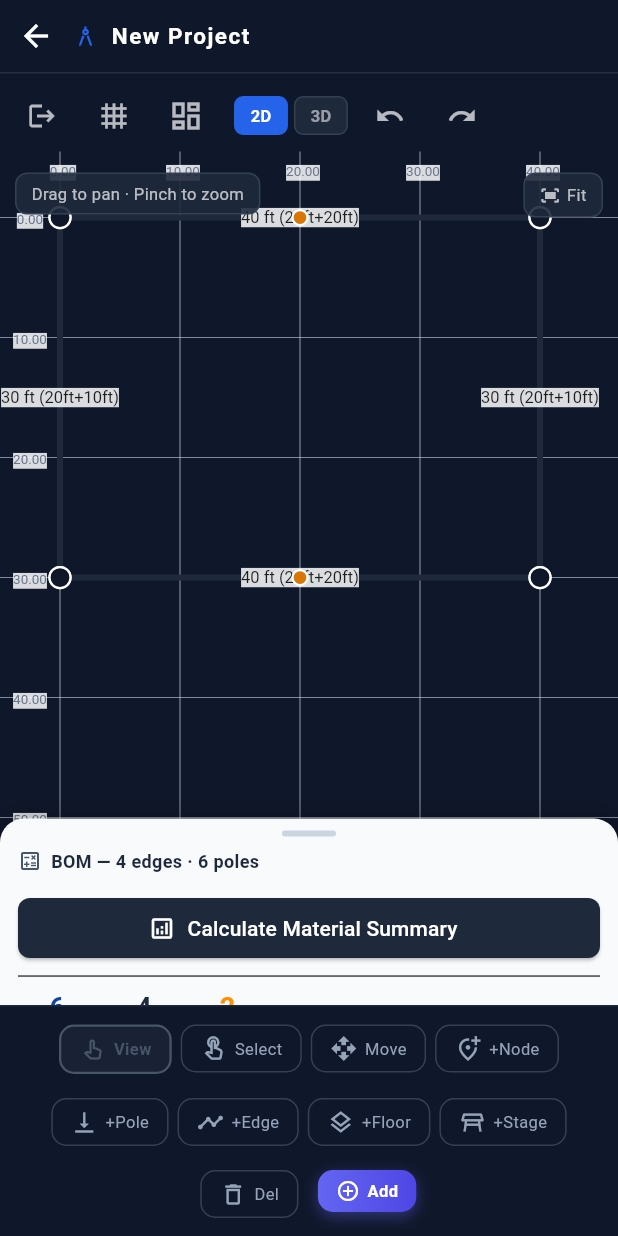
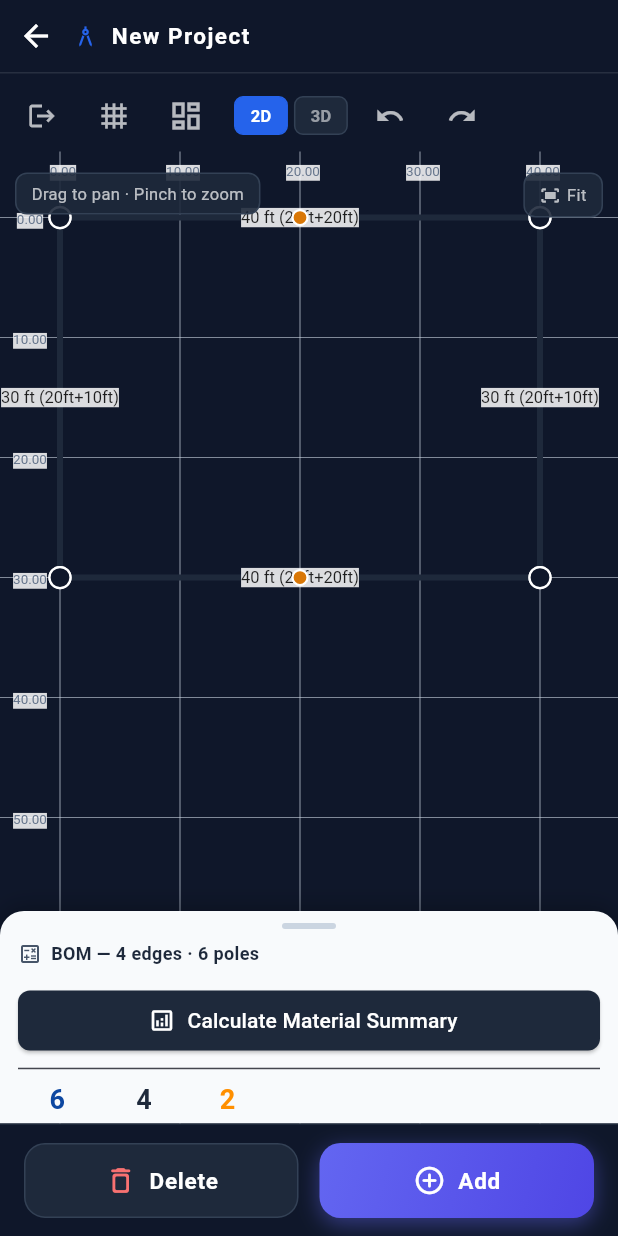
Before and after one commit to Kran19/mandap, a Flutter app: the MandapEditorScreen screen opened by its route, on a phone screen of 412 x 824 dp. Run offline on Flutter 3.47's test engine with Material 3 defaults, Android fonts, the phone set to English and light mode, and no system bars; our stand-ins replace flutter_secure_storage, go_router, google_fonts, shared_preferences; accounts and stored records are empty.

Commit message:
feat: simplify editor bottom bar to only Delete and Add buttons

```diff
--- a/application/lib/features/mandap/presentation/widgets/editor_mode_bar.dart
+++ b/application/lib/features/mandap/presentation/widgets/editor_mode_bar.dart
@@ -1,21 +1,14 @@
 import 'package:flutter/material.dart';
 import 'package:go_router/go_router.dart';
 import '../../application/editor_mode.dart';
+import '../../domain/entities/mandap_node.dart';
 
-import '../../domain/entities/mandap_node.dart';
-import 'package:flutter/gestures.dart';
-
-/// Bottom toolbar showing the active [EditorMode] and allowing mode switching.
-///
-/// Designed for Android-phone widths (360–412 dp). Uses icon+label buttons
-/// in a horizontal scroll so text is never truncated.
+/// Bottom toolbar showing only the [Delete] mode toggle and [Add Component] button.
 class EditorModeBar extends StatelessWidget {
   final EditorMode currentMode;
   final NodeType pendingNodeType;
   final ValueChanged<EditorMode> onModeChanged;
   final ValueChanged<NodeType>? onNodeTypeChanged;
-  /// If set, the bar shows an 'Add Component' button that navigates to
-  /// /component-wizard?projectId=[projectId].
   final String? projectId;
 
   const EditorModeBar({
@@ -27,183 +20,142 @@ class EditorModeBar extends StatelessWidget {
     this.projectId,
   });
 
-  static const _modes = [
-    EditorMode.view,
-    EditorMode.select,
-    EditorMode.move,
-    EditorMode.addNode,
-    EditorMode.addPole,
-    EditorMode.addEdge,
-    EditorMode.addFlooring,
-    EditorMode.addStage,
-    EditorMode.delete,
-  ];
-
-  static const _icons = {
-    EditorMode.view: Icons.pan_tool_alt_outlined,
-    EditorMode.select: Icons.touch_app_outlined,
-    EditorMode.move: Icons.open_with,
-    EditorMode.addNode: Icons.add_location_alt_outlined,
-    EditorMode.addPole: Icons.vertical_align_bottom,
-    EditorMode.addEdge: Icons.timeline,
-    EditorMode.addFlooring: Icons.layers_outlined,
-    EditorMode.addStage: Icons.table_restaurant_outlined,
-    EditorMode.delete: Icons.delete_outline,
-  };
-
-  static const _colors = {
-    EditorMode.view: Color(0xFF475569),
-    EditorMode.select: Color(0xFF2563EB),
-    EditorMode.move: Color(0xFF7C3AED),
-    EditorMode.addNode: Color(0xFF16A34A),
-    EditorMode.addPole: Color(0xFF10B981),
-    EditorMode.addEdge: Color(0xFF0891B2),
-    EditorMode.addFlooring: Color(0xFFD97706),
-    EditorMode.addStage: Color(0xFFEA580C),
-    EditorMode.delete: Color(0xFFDC2626),
-  };
-
   @override
   Widget build(BuildContext context) {
+    final isDelete = currentMode == EditorMode.delete;
+
     return Container(
       width: double.infinity,
       decoration: const BoxDecoration(
         color: Color(0xFF0F172A),
         border: Border(top: BorderSide(color: Color(0xFF1E293B), width: 1)),
       ),
-      padding: const EdgeInsets.symmetric(horizontal: 4, vertical: 4),
-      child: Wrap(
-        alignment: WrapAlignment.center,
-        spacing: 0,
-        runSpacing: 0,
+      padding: const EdgeInsets.symmetric(horizontal: 16, vertical: 12),
+      child: SafeArea(
+        top: false,
+        child: Row(
           children: [
-            ..._modes.map(
-              (mode) => _ModeButton(
-                mode: mode,
-                isActive: mode == currentMode,
-                icon: _icons[mode]!,
-                activeColor: _colors[mode]!,
+            // Delete Mode Button
+            Expanded(
+              child: Material(
+                color: Colors.transparent,
+                child: InkWell(
                   onTap: () {
-                  if (mode == currentMode && mode != EditorMode.view) {
-                    onModeChanged(EditorMode.view);
+                    if (isDelete) {
+                      onModeChanged(EditorMode.select);
                     } else {
-                    onModeChanged(mode);
+                      onModeChanged(EditorMode.delete);
                     }
                   },
+                  borderRadius: BorderRadius.circular(14),
+                  child: AnimatedContainer(
+                    duration: const Duration(milliseconds: 200),
+                    height: 50,
+                    decoration: BoxDecoration(
+                      color: isDelete
+                          ? const Color(0xFFDC2626).withValues(alpha: 0.22)
+                          : const Color(0xFF1E293B),
+                      borderRadius: BorderRadius.circular(14),
+                      border: Border.all(
+                        color: isDelete
+                            ? const Color(0xFFEF4444)
+                            : const Color(0xFF334155),
+                        width: isDelete ? 1.8 : 1.0,
                       ),
+                      boxShadow: isDelete
+                          ? [
+                              BoxShadow(
+                                color:
+                                    const Color(0xFFDC2626).withValues(alpha: 0.35),
+                                blurRadius: 10,
+                                offset: const Offset(0, 3),
                               ),
-            if (currentMode == EditorMode.addNode && onNodeTypeChanged != null) ...[
+                            ]
+                          : null,
+                    ),
+                    child: Row(
+                      mainAxisAlignment: MainAxisAlignment.center,
+                      children: [
+                        Icon(
+                          isDelete
+                              ? Icons.delete_forever_rounded
+                              : Icons.delete_outline_rounded,
+                          color: isDelete
+                              ? const Color(0xFFEF4444)
+                              : const Color(0xFFF87171),
+                          size: 22,
+                        ),
                         const SizedBox(width: 8),
-              Container(
-                height: 32,
-                padding: const EdgeInsets.symmetric(horizontal: 8),
-                decoration: BoxDecoration(
-                  color: const Color(0xFF1E293B),
-                  borderRadius: BorderRadius.circular(8),
-                ),
-                child: DropdownButton<NodeType>(
-                  value: pendingNodeType,
-                  dropdownColor: const Color(0xFF1E293B),
-                  underline: const SizedBox(),
-                  icon: const Icon(Icons.arrow_drop_down, color: Colors.white70),
-                  items: const [
-                    DropdownMenuItem(value: NodeType.corner, child: Text('Truss Node', style: TextStyle(color: Colors.white, fontSize: 11))),
-                    DropdownMenuItem(value: NodeType.pole, child: Text('User Pole', style: TextStyle(color: Colors.white, fontSize: 11))),
-                    DropdownMenuItem(value: NodeType.stage, child: Text('Stage', style: TextStyle(color: Colors.white, fontSize: 11))),
-                    DropdownMenuItem(value: NodeType.carpet, child: Text('Carpet', style: TextStyle(color: Colors.white, fontSize: 11))),
-                  ],
-                  onChanged: (v) {
-                    if (v != null) onNodeTypeChanged!(v);
-                  },
+                        Text(
+                          isDelete ? 'Delete (Active)' : 'Delete',
+                          style: TextStyle(
+                            color: isDelete
+                                ? const Color(0xFFEF4444)
+                                : Colors.white,
+                            fontWeight: FontWeight.w700,
+                            fontSize: 15,
+                            letterSpacing: 0.5,
                           ),
                         ),
                       ],
-            if (projectId != null) ...[
-              const SizedBox(width: 6),
-              GestureDetector(
-                onTap: () => context.go('/component-wizard?projectId=$projectId'),
+                    ),
+                  ),
+                ),
+              ),
+            ),
+
+            const SizedBox(width: 14),
+
+            // Add Component Button
+            Expanded(
+              child: Material(
+                color: Colors.transparent,
+                child: InkWell(
+                  onTap: () {
+                    if (projectId != null && projectId!.isNotEmpty) {
+                      context.go('/component-wizard?projectId=$projectId');
+                    }
+                  },
+                  borderRadius: BorderRadius.circular(14),
                   child: Container(
-                  margin: const EdgeInsets.symmetric(horizontal: 4, vertical: 8),
-                  padding: const EdgeInsets.symmetric(horizontal: 12, vertical: 6),
+                    height: 50,
                     decoration: BoxDecoration(
                       gradient: const LinearGradient(
+                        begin: Alignment.topLeft,
+                        end: Alignment.bottomRight,
                         colors: [Color(0xFF6366F1), Color(0xFF4F46E5)],
                       ),
-                    borderRadius: BorderRadius.circular(10),
+                      borderRadius: BorderRadius.circular(14),
                       boxShadow: [
                         BoxShadow(
-                        color: const Color(0xFF6366F1).withOpacity(0.4),
-                        blurRadius: 8,
-                        offset: const Offset(0, 3),
+                          color: const Color(0xFF6366F1).withValues(alpha: 0.45),
+                          blurRadius: 12,
+                          offset: const Offset(0, 4),
                         ),
                       ],
                     ),
                     child: const Row(
-                    mainAxisSize: MainAxisSize.min,
+                      mainAxisAlignment: MainAxisAlignment.center,
                       children: [
-                      Icon(Icons.add_circle_outline, size: 16, color: Colors.white),
-                      SizedBox(width: 5),
-                      Text('Add', style: TextStyle(fontSize: 11, fontWeight: FontWeight.bold, color: Colors.white)),
+                        Icon(
+                          Icons.add_circle_outline_rounded,
+                          color: Colors.white,
+                          size: 22,
+                        ),
+                        SizedBox(width: 8),
+                        Text(
+                          'Add',
+                          style: TextStyle(
+                            color: Colors.white,
+                            fontWeight: FontWeight.bold,
+                            fontSize: 15,
+                            letterSpacing: 0.5,
+                          ),
+                        ),
                       ],
                     ),
                   ),
                 ),
-            ],
-          ],
-        ),
-      );
-  }
-}
-
-class _ModeButton extends StatelessWidget {
-  final EditorMode mode;
-  final bool isActive;
-  final IconData icon;
-  final Color activeColor;
-  final VoidCallback onTap;
-
-  const _ModeButton({
-    required this.mode,
-    required this.isActive,
-    required this.icon,
-    required this.activeColor,
-    required this.onTap,
-  });
-
-  @override
-  Widget build(BuildContext context) {
-    return GestureDetector(
-      onTap: onTap,
-      child: AnimatedContainer(
-        duration: const Duration(milliseconds: 180),
-        curve: Curves.easeOut,
-        margin: const EdgeInsets.symmetric(horizontal: 3, vertical: 8),
-        padding: const EdgeInsets.symmetric(horizontal: 12, vertical: 6),
-        decoration: BoxDecoration(
-          color: isActive
-              ? activeColor.withValues(alpha: 0.18)
-              : Colors.transparent,
-          borderRadius: BorderRadius.circular(10),
-          border: Border.all(
-            color: isActive ? activeColor : const Color(0xFF334155),
-            width: isActive ? 1.5 : 1,
-          ),
-        ),
-        child: Row(
-          mainAxisSize: MainAxisSize.min,
-          children: [
-            Icon(
-              icon,
-              size: 18,
-              color: isActive ? activeColor : const Color(0xFF94A3B8),
-            ),
-            const SizedBox(width: 5),
-            Text(
-              mode.shortLabel,
-              style: TextStyle(
-                fontSize: 11,
-                fontWeight: isActive ? FontWeight.bold : FontWeight.normal,
-                color: isActive ? activeColor : const Color(0xFF94A3B8),
               ),
             ),
           ],
```
Lines whose indentation alone changed are shown as unchanged.
